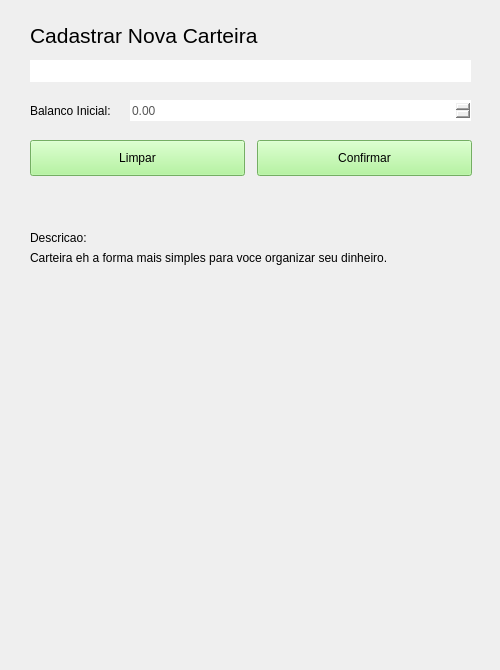
Qt form VirtualWallet/logic/src/vision/wnewwallet.ui (joaovicentesouto/INE5417) before a commit.
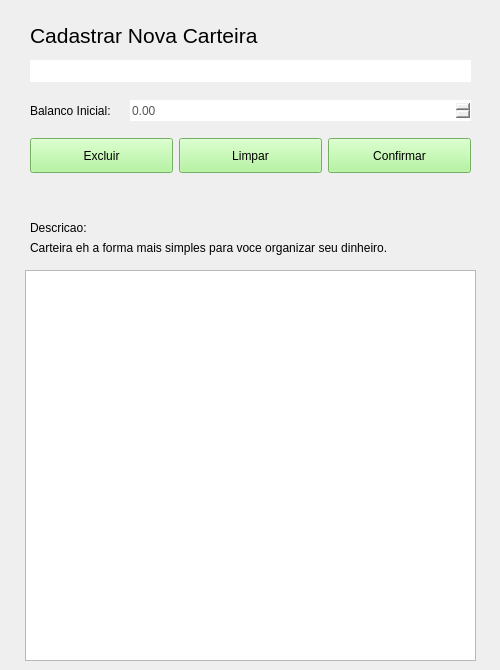
The same form after that commit.

```diff
--- a/VirtualWallet/logic/src/vision/wnewwallet.ui
+++ b/VirtualWallet/logic/src/vision/wnewwallet.ui
@@ -85,7 +85,7 @@
    <property name="geometry">
     <rect>
      <x>30</x>
-     <y>230</y>
+     <y>220</y>
      <width>441</width>
      <height>16</height>
     </rect>
@@ -98,7 +98,7 @@
    <property name="geometry">
     <rect>
      <x>30</x>
-     <y>250</y>
+     <y>240</y>
      <width>441</width>
      <height>16</height>
     </rect>
@@ -120,53 +120,11 @@
     <string>Balanco Inicial:</string>
    </property>
   </widget>
-  <widget class="QPushButton" name="Confirm">
+  <widget class="QLabel" name="Msg">
    <property name="geometry">
     <rect>
-     <x>257</x>
-     <y>140</y>
-     <width>215</width>
-     <height>36</height>
-    </rect>
-   </property>
-   <property name="styleSheet">
-    <string notr="true">#Confirm
-{
-    background-color: #a3f48a;
-    color: black;
-    font-size: 12px;
-}</string>
-   </property>
-   <property name="text">
-    <string>Confirmar</string>
-   </property>
-  </widget>
-  <widget class="QPushButton" name="Clean">
-   <property name="geometry">
-    <rect>
      <x>30</x>
-     <y>140</y>
-     <width>215</width>
-     <height>36</height>
-    </rect>
-   </property>
-   <property name="styleSheet">
-    <string notr="true">#Clean
-{
-    background-color: #a3f48a;
-    color: black;
-    font-size: 12px;
-}</string>
-   </property>
-   <property name="text">
-    <string>Limpar</string>
-   </property>
-  </widget>
-  <widget class="QLabel" name="Erro">
-   <property name="geometry">
-    <rect>
-     <x>30</x>
-     <y>200</y>
+     <y>190</y>
      <width>441</width>
      <height>16</height>
     </rect>
@@ -181,6 +139,142 @@
     <string/>
    </property>
   </widget>
+  <widget class="QWidget" name="widget" native="true">
+   <property name="geometry">
+    <rect>
+     <x>30</x>
+     <y>130</y>
+     <width>441</width>
+     <height>51</height>
+    </rect>
+   </property>
+   <layout class="QHBoxLayout" name="horizontalLayout">
+    <item>
+     <widget class="QPushButton" name="Delete">
+      <property name="minimumSize">
+       <size>
+        <width>0</width>
+        <height>35</height>
+       </size>
+      </property>
+      <property name="maximumSize">
+       <size>
+        <width>16777215</width>
+        <height>35</height>
+       </size>
+      </property>
+      <property name="sizeIncrement">
+       <size>
+        <width>0</width>
+        <height>35</height>
+       </size>
+      </property>
+      <property name="baseSize">
+       <size>
+        <width>0</width>
+        <height>35</height>
+       </size>
+      </property>
+      <property name="styleSheet">
+       <string notr="true">    background-color: #a3f48a;
+    color: black;
+    font-size: 12px;</string>
+      </property>
+      <property name="text">
+       <string>Excluir</string>
+      </property>
+     </widget>
+    </item>
+    <item>
+     <widget class="QPushButton" name="Clean">
+      <property name="minimumSize">
+       <size>
+        <width>0</width>
+        <height>35</height>
+       </size>
+      </property>
+      <property name="maximumSize">
+       <size>
+        <width>16777215</width>
+        <height>35</height>
+       </size>
+      </property>
+      <property name="sizeIncrement">
+       <size>
+        <width>0</width>
+        <height>35</height>
+       </size>
+      </property>
+      <property name="baseSize">
+       <size>
+        <width>0</width>
+        <height>35</height>
+       </size>
+      </property>
+      <property name="styleSheet">
+       <string notr="true">#Clean
+{
+    background-color: #a3f48a;
+    color: black;
+    font-size: 12px;
+}</string>
+      </property>
+      <property name="text">
+       <string>Limpar</string>
+      </property>
+     </widget>
+    </item>
+    <item>
+     <widget class="QPushButton" name="Confirm">
+      <property name="minimumSize">
+       <size>
+        <width>0</width>
+        <height>35</height>
+       </size>
+      </property>
+      <property name="maximumSize">
+       <size>
+        <width>16777215</width>
+        <height>35</height>
+       </size>
+      </property>
+      <property name="sizeIncrement">
+       <size>
+        <width>0</width>
+        <height>35</height>
+       </size>
+      </property>
+      <property name="baseSize">
+       <size>
+        <width>0</width>
+        <height>35</height>
+       </size>
+      </property>
+      <property name="styleSheet">
+       <string notr="true">#Confirm
+{
+    background-color: #a3f48a;
+    color: black;
+    font-size: 12px;
+}</string>
+      </property>
+      <property name="text">
+       <string>Confirmar</string>
+      </property>
+     </widget>
+    </item>
+   </layout>
+  </widget>
+  <widget class="QTableWidget" name="WalletTable">
+   <property name="geometry">
+    <rect>
+     <x>25</x>
+     <y>270</y>
+     <width>451</width>
+     <height>391</height>
+    </rect>
+   </property>
+  </widget>
  </widget>
  <resources/>
  <connections/>
```
